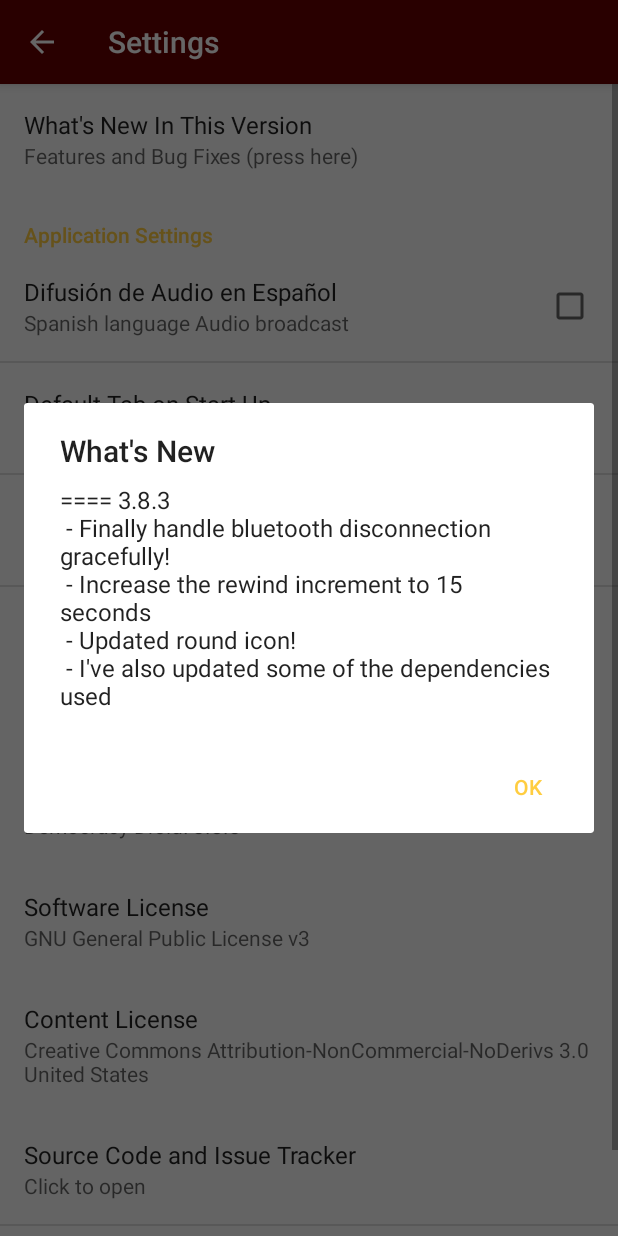
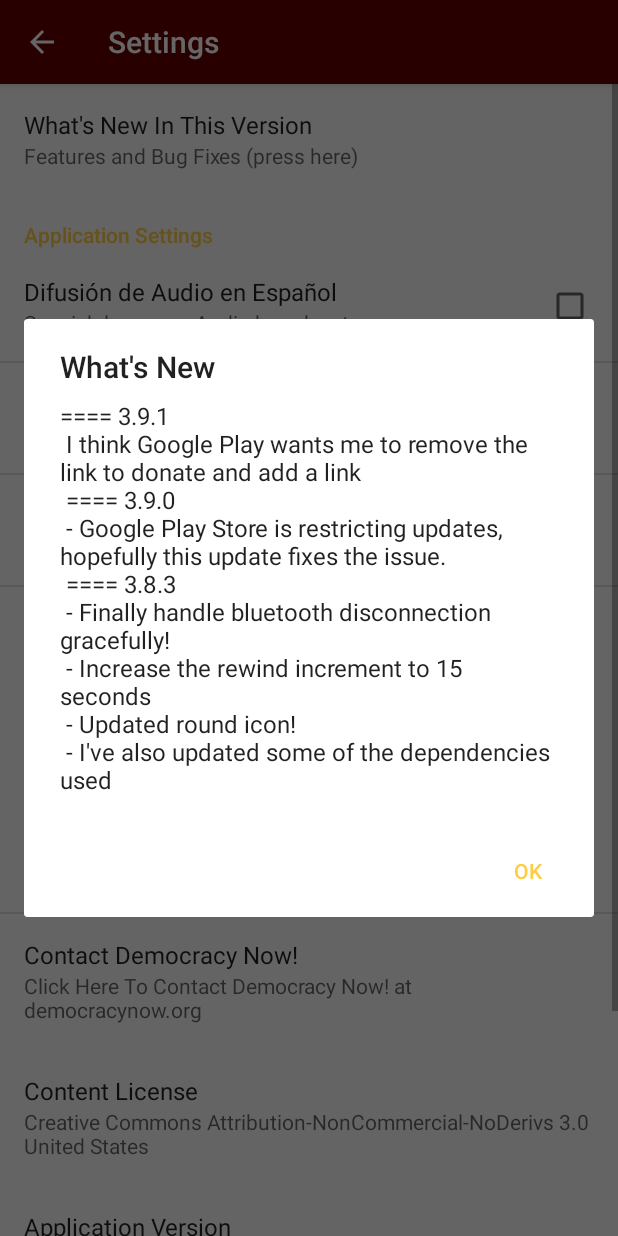
Before and after one commit to fenimore/DemocracyDroid, an Android app: the SettingsActivity screen opened directly, with no data from a screen before it, after a tap on "What's New In This Version", on a phone screen of 412 x 824 dp. Run offline under Robolectric (Android 15) with nearby library versions, the phone set to English and light mode, and no system bars; network calls fail.

Commit message:
v3.9.1 Make compliant with google play store

```diff
--- a/app/build.gradle
+++ b/app/build.gradle
@@ -8,8 +8,8 @@ android {
         applicationId "com.workingagenda.democracydroid"
         minSdkVersion 26
         targetSdkVersion 29
-        versionCode 49
-        versionName "3.8.3"
+        versionCode 51
+        versionName "3.9.1"
     }
     buildTypes {
         release {
--- a/app/src/main/res/menu/menu_main.xml
+++ b/app/src/main/res/menu/menu_main.xml
@@ -14,11 +14,6 @@
         android:title="@string/action_site"
         android:icon="@drawable/ic_public_white_24dp"
         app:showAsAction="ifRoom" />
-    <item
-        android:id="@+id/action_donate"
-        android:orderInCategory="200"
-        android:title="@string/action_donate"
-        app:showAsAction="never" />
     <item
         android:id="@+id/action_exclusives"
         android:orderInCategory="180"
--- a/app/src/main/res/values/strings.xml
+++ b/app/src/main/res/values/strings.xml
@@ -2,22 +2,18 @@
     <string name="app_name">Democracy Droid</string>
     <string name="action_settings">Settings</string>
     <string name="action_refresh">Refresh</string>
-    <string name="action_donate">Donate at Democracy Now!</string>
-    <string name="about_app">Democracy Droid! provides easy access to the Democracy Now Broadcast and Individual Story feed, the Live stream, and Downloads. Long-click on a broadcast to show its options.\n\nDemocracy Droid is not affiliated with Democracy Now! If you like the application, I encourage you to donate at \nhttps://democracynow.org.\nThis application is Free and Open Source Software.\n</string>
+    <string name="about_app">Democracy Droid! provides easy access to the Democracy Now Broadcast and Individual Story feed, the Live stream, and Downloads. Long-click on a broadcast to show its options.\n\nThis application is Free and Open Source Software. (GPLv3)\n</string>
     <string name="about_dm">Democracy Now! is a national, daily, independent, award-winning news program hosted by journalists Amy Goodman and Juan Gonzalez. Pioneering the largest public media collaboration in the U.S.\n\nDemocracy Now! is licensed under the Creative Commons Attribution-NonCommercial-NoDerivs 3.0 United States License.\n\nDemocracy Now! streams live weekdays at 8 am\n</string>
-    <string name="about_info">\nFenimore Love | 2015 - 2021 GPLv3\n\nFile
-        bugs by email or at the Issue Tracker at the Source Repository below.\n\n
-        Any feedback here is greatly appreciated :).\n\n
-        Since creating this application, Democracy Now! has published an official Democracy Now! Android application on the Google Play Store. Their app will provide better support and more features.
+    <string name="about_info">\nFile bugs by email or at the Issue Tracker at the Source Repository below.\n\nAny and all feedback is greatly appreciated :).\n
     </string>
     <string name="about_title">About Democracy Droid</string>
     <string name="action_site">Visit democracynow.org</string>
-    <string name="action_about">About Democracy Droid!</string>
+    <string name="action_about">About Democracy Now!</string>
     <string name="connect_error">Connection Error</string>
     <string name="setting_tab">Default Tab on Start Up</string>
     <string name="name_setting">Settings</string>
     <string name="setting_stream">Default Stream on Select</string>
-    <string name="pref_category_info">Application Information</string>
+    <string name="pref_category_info">News Application Information</string>
     <string name="pref_category_settings">Application Settings</string>
     <string name="review">Review at the Play Store</string>
     <string name="story_audio">Listen To Story</string>
@@ -29,6 +25,10 @@
     <string name="about_dd_header">About Democracy Droid!</string>
     <string name="about_dev_header">Developer Information</string>
     <string name="whatsnew">
+        ==== 3.9.1\n
+        I think Google Play wants me to remove the link to donate and add a link\n
+        ==== 3.9.0\n
+        - Google Play Store is restricting updates, hopefully this update fixes the issue.\n
         ==== 3.8.3\n
         - Finally handle bluetooth disconnection gracefully!\n
         - Increase the rewind increment to 15 seconds\n
@@ -42,7 +42,7 @@
     <string name="share_link">Share Link</string>
     <string name="email_dev">Email the developer</string>
     <string name="action_exclusives">Web Exclusives</string>
-    <string name="btn_donate">Donate at DemocracyNow.org</string>
+    <string name="btn_donate">Visit DemocracyNow.org</string>
     <string name="setting_language">Difusión de Audio en Español</string>
     <string name="description_menu_title">Description</string>
     <string name="share">Share</string>
--- a/app/src/main/res/xml/preferences.xml
+++ b/app/src/main/res/xml/preferences.xml
@@ -33,6 +33,25 @@
     </PreferenceCategory>
     <PreferenceCategory android:title="@string/pref_category_info">
         <Preference
+            android:key="pref_static_field_key5"
+            android:title="Publisher Information:"
+            android:summary="Democracy Now! produces a daily, global, independent news hour hosted by award-winning journalists Amy Goodman and Juan González">
+        <intent android:action="android.intent.action.VIEW"
+            android:data="https://www.democracynow.org/"/>
+        </Preference>
+        <Preference
+            android:key="pref_static_field_key5"
+            android:title="Contact Democracy Now!"
+            android:summary="Click Here To Contact Democracy Now! at democracynow.org">
+            <intent android:action="android.intent.action.VIEW"
+                android:data="https://www.democracynow.org/contact"/>
+        </Preference>
+        <Preference
+            android:key="pref_static_field_key2"
+            android:selectable="false"
+            android:title="Content License"
+            android:summary="Creative Commons Attribution-NonCommercial-NoDerivs 3.0 United States"/>
+        <Preference
             android:key="pref_static_field_key0"
             android:selectable="false"
             android:title="Application Version"
@@ -43,23 +62,11 @@
             android:title="Software License"
             android:summary="GNU General Public License v3"/>
         <Preference
-            android:key="pref_static_field_key2"
-            android:selectable="false"
-            android:title="Content License"
-            android:summary="Creative Commons Attribution-NonCommercial-NoDerivs 3.0 United States"/>
-        <Preference
             android:key="pref_static_field_key3"
             android:title="Source Code and Issue Tracker"
             android:summary="Click to open">
             <intent android:action="android.intent.action.VIEW"
                 android:data="https://github.com/fenimore/DemocracyDroid"/>
         </Preference>
-        <Preference
-            android:key="pref_static_field_key4"
-            android:title="Contributors"
-            android:summary="Fenimore Love, Derrick Rocha">
-            <intent android:action="android.intent.action.VIEW"
-                android:data="https://github.com/fenimore/DemocracyDroid/graphs/contributors"/>
-        </Preference>
     </PreferenceCategory>
 </PreferenceScreen>
```
Also changed, not shown: app/src/main/java/com/workingagenda/democracydroid/AboutActivity.java (+13 -33 lines), app/src/main/java/com/workingagenda/democracydroid/MainActivity.java (+0 -7 lines), app/src/main/res/layout/activity_about.xml (+5 -5 lines).
